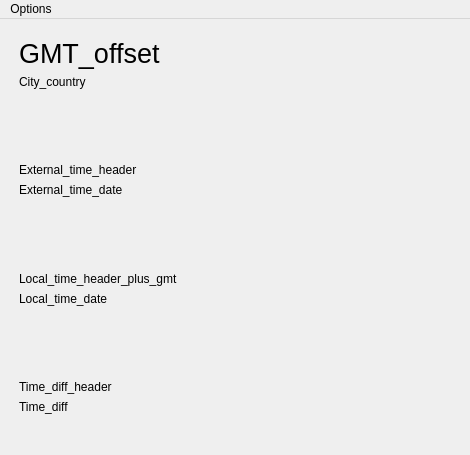
Qt form citydetail.ui (community-ssu/clock-ui) before a commit.
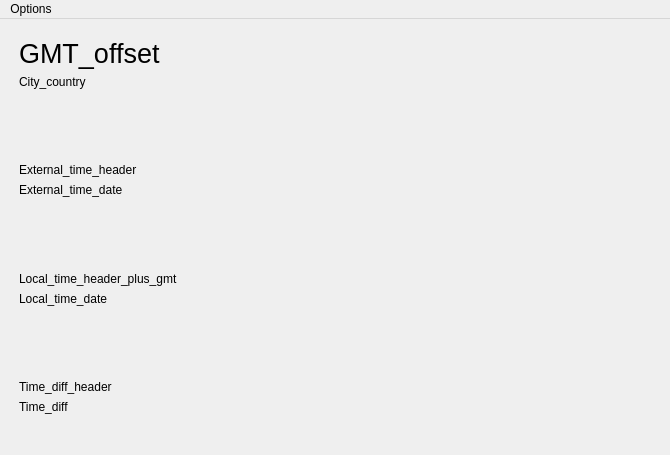
The same form after that commit.

Commit message: * fixed some negative minutes in complete citylist * more space for citynames in landscape citydetails screen

```diff
--- a/citydetail.ui
+++ b/citydetail.ui
@@ -6,7 +6,7 @@
    <rect>
     <x>0</x>
     <y>0</y>
-    <width>470</width>
+    <width>670</width>
     <height>455</height>
    </rect>
   </property>
@@ -16,7 +16,7 @@
      <rect>
       <x>-1</x>
       <y>-1</y>
-      <width>471</width>
+      <width>641</width>
       <height>441</height>
      </rect>
     </property>
@@ -160,7 +160,7 @@
     <rect>
      <x>0</x>
      <y>0</y>
-     <width>470</width>
+     <width>670</width>
      <height>25</height>
     </rect>
    </property>
```
The commit also changes 1 other file.
